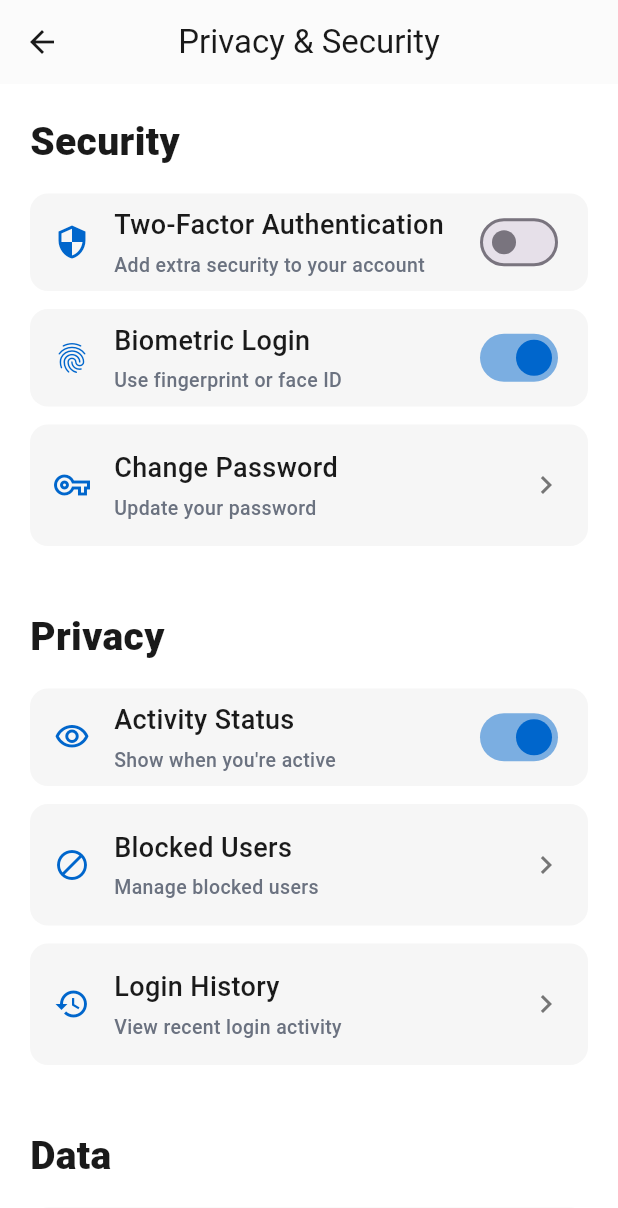
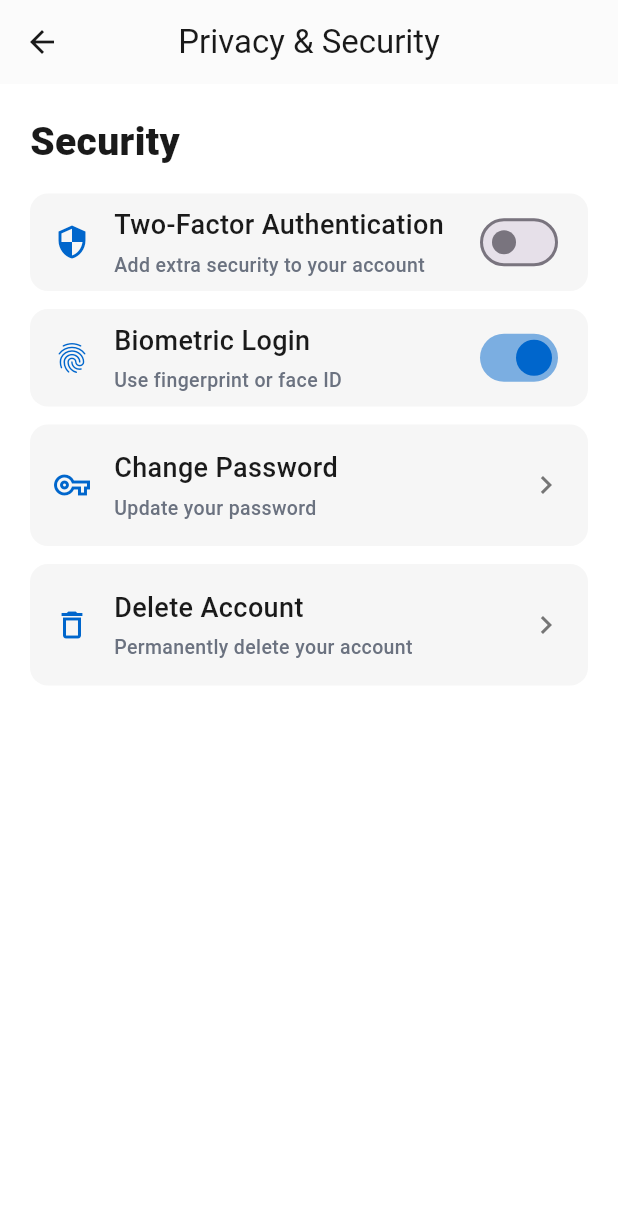
Before and after one commit to mohamed-Ihab55/machinfy_agent, a Flutter app: the PrivacySecurityScreen screen opened directly, on a phone screen of 412 x 824 dp. Shown: the top 1208 px of the screen. Run offline on Flutter 3.47's test engine with Material 3 defaults, Android fonts, the phone set to English and light mode, and no system bars; our stand-ins replace bloc, equatable, firebase_auth, firebase_core, flutter_bloc; accounts and stored records are empty.

Commit message:
Notification and Privacy Done

```diff
--- a/lib/features/privacy_security/presentation/view/privacy_security_screen.dart
+++ b/lib/features/privacy_security/presentation/view/privacy_security_screen.dart
@@ -1,4 +1,5 @@
 import 'package:flutter/material.dart';
+import 'package:machinfy_agent/features/authentication/presentation/views/reset_password.dart';
 import 'package:machinfy_agent/features/setting/presentation/widgets/section_title.dart';
 import 'package:machinfy_agent/features/setting/presentation/widgets/setting_tile.dart';
 import 'package:machinfy_agent/features/setting/presentation/widgets/switch_setting_tile.dart';
@@ -9,6 +10,7 @@ class PrivacySecurityScreen extends StatefulWidget {
   @override
   State<PrivacySecurityScreen> createState() => _PrivacySecurityScreenState();
 }
+
 class _PrivacySecurityScreenState extends State<PrivacySecurityScreen> {
   bool twoFactorAuth = false;
   bool biometricLogin = true;
@@ -44,39 +46,14 @@ class _PrivacySecurityScreenState extends State<PrivacySecurityScreen> {
             icon: Icons.vpn_key_outlined,
             title: 'Change Password',
             subtitle: 'Update your password',
-            onTap: () {},
+            onTap: () {
+              Navigator.push(
+                context,
+                MaterialPageRoute(builder: (context) => ResetPasswordScreen()),
+              );
+            },
           ),
 
-          const SizedBox(height: 30),
-          const SectionTitle(title: 'Privacy'),
-          SwitchSettingTile(
-            icon: Icons.visibility_outlined,
-            title: 'Activity Status',
-            subtitle: 'Show when you\'re active',
-            value: activityStatus,
-            onChanged: (value) => setState(() => activityStatus = value),
-          ),
-          SettingTile(
-            icon: Icons.block_outlined,
-            title: 'Blocked Users',
-            subtitle: 'Manage blocked users',
-            onTap: () {},
-          ),
-          SettingTile(
-            icon: Icons.history_outlined,
-            title: 'Login History',
-            subtitle: 'View recent login activity',
-            onTap: () {},
-          ),
-
-          const SizedBox(height: 30),
-          const SectionTitle(title: 'Data'),
-          SettingTile(
-            icon: Icons.download_outlined,
-            title: 'Download Your Data',
-            subtitle: 'Get a copy of your data',
-            onTap: () {},
-          ),
           SettingTile(
             icon: Icons.delete_outline,
             title: 'Delete Account',
--- a/lib/main.dart
+++ b/lib/main.dart
@@ -1,6 +1,5 @@
 import 'package:firebase_core/firebase_core.dart';
 import 'package:flutter/material.dart';
-import 'package:machinfy_agent/core/constants.dart';
 import 'package:machinfy_agent/core/theme/app_theme.dart';
 import 'package:machinfy_agent/core/theme/theme_provider.dart';
 import 'package:machinfy_agent/features/welcome_screen/presentation/view/welcome_screen.dart';
```
Also changed, not shown: lib/features/notification/presentation/view/notifications_screen.dart (deleted, +0 -73 lines), lib/features/notification/presentation/widget/notification_tile.dart (deleted, +0 -94 lines), lib/features/side_menu/presentation/view/menu_drawer.dart (+1 -14 lines).
